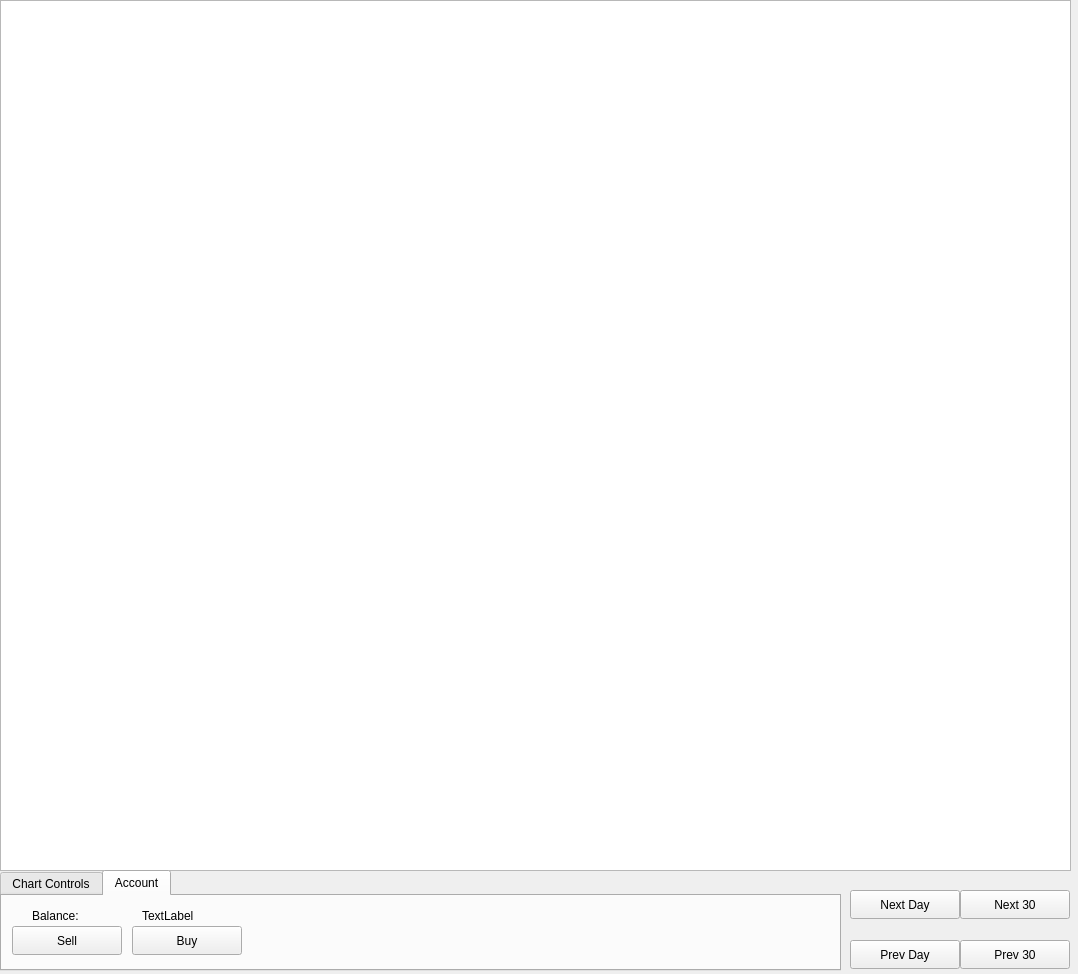
First picture: the form in chartWidget.ui, repository ellamental/pyTrade, before the edit.
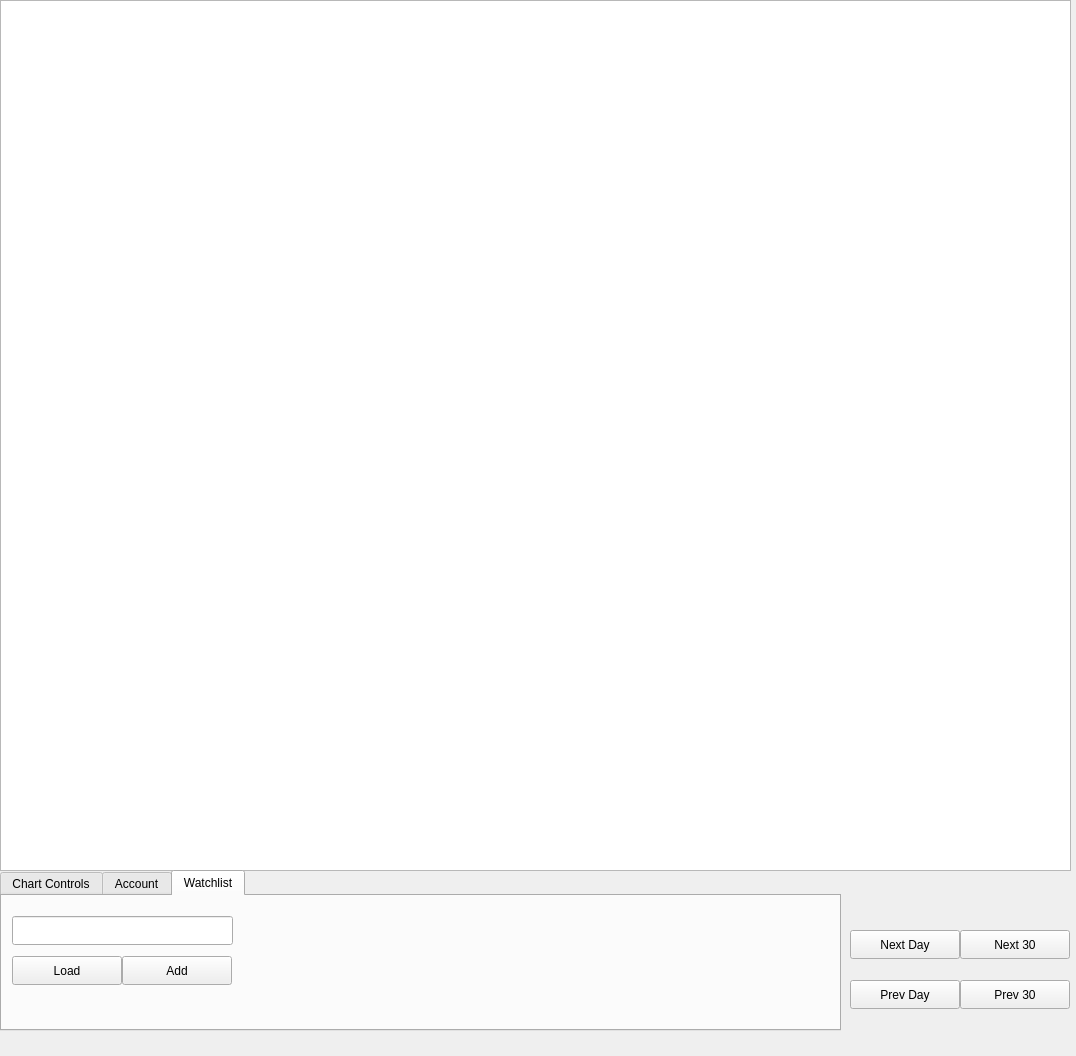
Second picture: the form after the edit.

Commit message: Added Watchlist and loading arbitrary symbols and reorganized code

The edit to the form file:
```diff
--- a/chartWidget.ui
+++ b/chartWidget.ui
@@ -6,8 +6,8 @@
    <rect>
     <x>0</x>
     <y>0</y>
-    <width>1078</width>
-    <height>974</height>
+    <width>1076</width>
+    <height>1056</height>
    </rect>
   </property>
   <property name="windowTitle">
@@ -29,11 +29,11 @@
      <x>0</x>
      <y>870</y>
      <width>841</width>
-     <height>101</height>
+     <height>161</height>
     </rect>
    </property>
    <property name="currentIndex">
-    <number>1</number>
+    <number>2</number>
    </property>
    <widget class="QWidget" name="chartControls">
     <attribute name="title">
@@ -99,8 +99,8 @@
     <widget class="QPushButton" name="buy">
      <property name="geometry">
       <rect>
-       <x>130</x>
-       <y>30</y>
+       <x>150</x>
+       <y>60</y>
        <width>110</width>
        <height>29</height>
       </rect>
@@ -112,8 +112,8 @@
     <widget class="QPushButton" name="sell">
      <property name="geometry">
       <rect>
-       <x>10</x>
-       <y>30</y>
+       <x>30</x>
+       <y>60</y>
        <width>110</width>
        <height>29</height>
       </rect>
@@ -125,8 +125,8 @@
     <widget class="QLabel" name="showBalance">
      <property name="geometry">
       <rect>
-       <x>140</x>
-       <y>10</y>
+       <x>160</x>
+       <y>30</y>
        <width>101</width>
        <height>20</height>
       </rect>
@@ -138,8 +138,8 @@
     <widget class="QLabel" name="balanceLabel">
      <property name="geometry">
       <rect>
-       <x>30</x>
-       <y>10</y>
+       <x>50</x>
+       <y>30</y>
        <width>71</width>
        <height>19</height>
       </rect>
@@ -149,12 +149,53 @@
      </property>
     </widget>
    </widget>
+   <widget class="QWidget" name="tab_3">
+    <attribute name="title">
+     <string>Watchlist</string>
+    </attribute>
+    <widget class="QLineEdit" name="symbolEntry">
+     <property name="geometry">
+      <rect>
+       <x>10</x>
+       <y>20</y>
+       <width>221</width>
+       <height>29</height>
+      </rect>
+     </property>
+    </widget>
+    <widget class="QPushButton" name="loadSymbol">
+     <property name="geometry">
+      <rect>
+       <x>10</x>
+       <y>60</y>
+       <width>110</width>
+       <height>29</height>
+      </rect>
+     </property>
+     <property name="text">
+      <string>Load</string>
+     </property>
+    </widget>
+    <widget class="QPushButton" name="addSymbol">
+     <property name="geometry">
+      <rect>
+       <x>120</x>
+       <y>60</y>
+       <width>110</width>
+       <height>29</height>
+      </rect>
+     </property>
+     <property name="text">
+      <string>Add</string>
+     </property>
+    </widget>
+   </widget>
   </widget>
   <widget class="QPushButton" name="nextDay">
    <property name="geometry">
     <rect>
      <x>850</x>
-     <y>890</y>
+     <y>930</y>
      <width>110</width>
      <height>29</height>
     </rect>
@@ -167,7 +208,7 @@
    <property name="geometry">
     <rect>
      <x>960</x>
-     <y>890</y>
+     <y>930</y>
      <width>110</width>
      <height>29</height>
     </rect>
@@ -180,7 +221,7 @@
    <property name="geometry">
     <rect>
      <x>960</x>
-     <y>940</y>
+     <y>980</y>
      <width>110</width>
      <height>29</height>
     </rect>
@@ -193,7 +234,7 @@
    <property name="geometry">
     <rect>
      <x>850</x>
-     <y>940</y>
+     <y>980</y>
      <width>110</width>
      <height>29</height>
     </rect>
```
Left out of the diff: 16 changed lines with no effect on the pictures. The commit also changes 2 other files.
